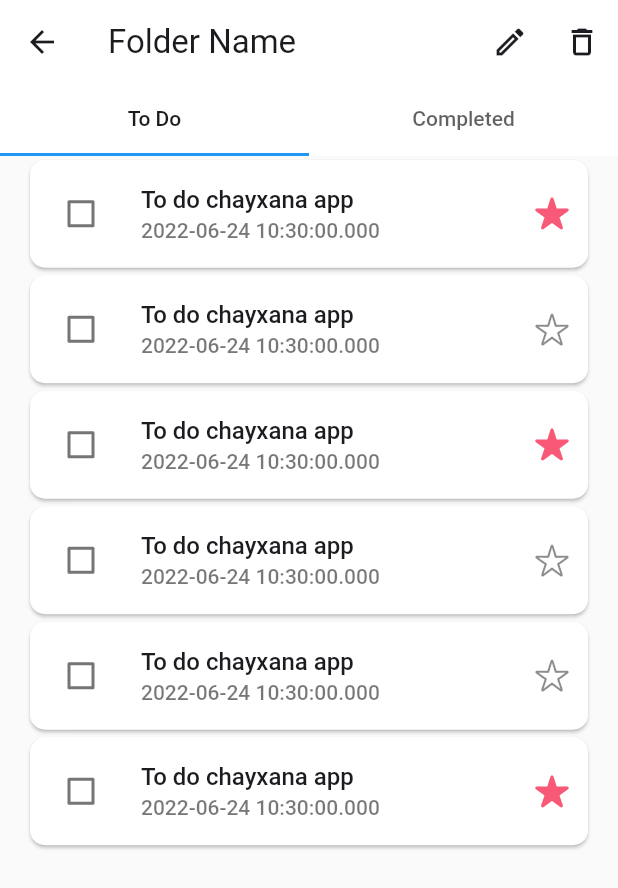
After one commit to Nasibali144/todo_app, a Flutter app: the DetailScreen screen opened by its route, on a phone screen of 412 x 824 dp. The commit adds this screen. Shown: the top 888 px of the screen. Run offline on Flutter 3.47's test engine with Material 2 defaults, Android fonts, the phone set to English and light mode, and no system bars; drawn by our look-alikes of flutter_slidable; our stand-ins replace lottie, permission_handler; missing offline and left inert: dart:ffi; accounts and stored records are empty.

Commit message:
Project ToDo: 24.06.22

```diff
--- a/lib/main.dart
+++ b/lib/main.dart
@@ -1,4 +1,5 @@
 import 'package:flutter/material.dart';
+import 'package:todo_app/screens/detail_screen.dart';
 import 'package:todo_app/screens/home_screen.dart';
 import 'package:todo_app/screens/splash_screen.dart';
 import 'package:todo_app/screens/welcome_screen.dart';
@@ -19,6 +20,7 @@ class TodoApp extends StatelessWidget {
         HomeScreen.id: (context) => const HomeScreen(),
         WelcomeScreen.id: (context) => const WelcomeScreen(),
         SplashScreen.id: (context) => const SplashScreen(),
+        DetailScreen.id: (context) => const DetailScreen(),
       },
     );
   }
--- a/lib/models/todo_model.dart
+++ b/lib/models/todo_model.dart
@@ -4,7 +4,7 @@ class ToDo {
   Object category;
   bool isImportant;
   bool isCompleted;
-  String craetedDate;
+  String createdDate;
   String? dueDate;
 
   ToDo({
@@ -13,7 +13,7 @@ class ToDo {
     required this.category,
     required this.isImportant,
     required this.isCompleted,
-    required this.craetedDate,
+    required this.createdDate,
     this.dueDate,
   });
 
@@ -23,7 +23,7 @@ class ToDo {
         category = json["category"],
         isImportant = json["isImportant"],
         isCompleted = json["isCompleted"],
-        craetedDate = json["craetedDate"],
+        createdDate = json["craetedDate"],
         dueDate = json["dueDate"];
 
   Map<String, dynamic> toJson() => {
@@ -32,13 +32,13 @@ class ToDo {
         'category': category,
         'isImportant': isImportant,
         'isCompleted': isCompleted,
-        'craetedDate': craetedDate,
+        'craetedDate': createdDate,
         'dueDate': dueDate,
       };
 
   @override
   String toString() {
-    return "Task name: $taskName\nTask content: $taskContent\nCategory: $category\nImportant: $isImportant\nCompleted: $isCompleted\nDate: $craetedDate\nDue date: $dueDate";
+    return "Task name: $taskName\nTask content: $taskContent\nCategory: $category\nImportant: $isImportant\nCompleted: $isCompleted\nDate: $createdDate\nDue date: $dueDate";
   }
 
   @override
@@ -49,13 +49,13 @@ class ToDo {
         other.category == category &&
         other.isImportant == isImportant &&
         other.isCompleted == isCompleted &&
-        other.craetedDate == craetedDate &&
+        other.createdDate == createdDate &&
         other.dueDate == dueDate;
   }
 
   @override
   int get hashCode => Object.hash(taskName, taskContent, category, isImportant,
-      isCompleted, craetedDate, dueDate);
+      isCompleted, createdDate, dueDate);
 
   // compare to
 }
--- a/lib/models/user_model.dart
+++ b/lib/models/user_model.dart
@@ -24,6 +24,6 @@ class User {
 
   @override
   String toString() {
-    return "Fullname: $fullName\nEmail: $email; ";
+    return "FullName: $fullName\nEmail: $email; ";
   }
 }
--- /dev/null
+++ b/lib/screens/detail_screen.dart
@@ -0,0 +1,63 @@
+import 'package:flutter/cupertino.dart';
+import 'package:flutter/material.dart';
+import 'package:todo_app/services/theme_service.dart';
+import 'package:todo_app/views/completed_detail_view.dart';
+import 'package:todo_app/views/to_do_detail_view.dart';
+
+class DetailScreen extends StatefulWidget {
+  static const id = "/detail_screen";
+  const DetailScreen({Key? key}) : super(key: key);
+
+  @override
+  State<DetailScreen> createState() => _DetailScreenState();
+}
+
+class _DetailScreenState extends State<DetailScreen> with SingleTickerProviderStateMixin {
+
+  late TabController _tabController;
+
+  @override
+  initState() {
+    super.initState();
+    _tabController = TabController(length: 2, vsync: this);
+  }
+
+  void _goBack() {
+    Navigator.pop(context);
+  }
+
+  @override
+  Widget build(BuildContext context) {
+    return Scaffold(
+      appBar: AppBar(
+        centerTitle: false,
+        elevation: 0,
+        backgroundColor: ThemeService.colorBackgroundLight,
+        title: Text("Folder Name", style: ThemeService.textStyleHeader(),),
+        leading: IconButton(
+          onPressed: _goBack,
+          icon: const Icon(Icons.arrow_back, color: ThemeService.colorBlack,),
+        ),
+        actions: [
+          IconButton(onPressed: () {}, icon: const Icon(Icons.mode_edit_outline_outlined, color: ThemeService.colorBlack,),),
+          IconButton(onPressed: () {}, icon: const Icon(Icons.delete_outline, color: ThemeService.colorBlack,),)
+        ],
+        bottom: TabBar(
+          controller: _tabController,
+          labelColor: ThemeService.colorBlack,
+          tabs: const [
+            Tab(text: "To Do",),
+            Tab(text: "Completed",),
+          ],
+        ),
+      ),
+      body: TabBarView(
+        controller: _tabController,
+        children: const [
+          ToDoDetailView(),
+          CompletedDetailView(),
+        ],
+      ),
+    );
+  }
+}
--- a/lib/services/theme_service.dart
+++ b/lib/services/theme_service.dart
@@ -60,7 +60,7 @@ class ThemeService {
     );
   }
 
-  /// Size: 12, color: 5946D2, w: 500, H: 20
+  /// Size: 16, color: 5946D2, w: 500, H: 20
   static TextStyle textStyleSearch({double? letterSpacing, Color? color}) {
     return TextStyle(
       fontSize: 16,
--- a/lib/views/home_item.dart
+++ b/lib/views/home_item.dart
@@ -35,9 +35,7 @@ class HomeItem extends StatelessWidget {
             ),
       title: Text(title),
       trailing: IconButton(
-        onPressed: () {
-          onPressed;
-        },
+        onPressed: () => onPressed(),
         splashRadius: 25,
         icon: const Icon(Icons.keyboard_arrow_right_outlined),
       ),
--- /dev/null
+++ b/lib/views/to_do_detail_view.dart
@@ -0,0 +1,113 @@
+import 'package:flutter/cupertino.dart';
+import 'package:flutter/material.dart';
+import 'package:flutter_slidable/flutter_slidable.dart';
+import 'package:todo_app/models/todo_model.dart';
+import 'package:todo_app/services/theme_service.dart';
+
+class ToDoDetailView extends StatefulWidget {
+  const ToDoDetailView({Key? key}) : super(key: key);
+
+  @override
+  State<ToDoDetailView> createState() => _ToDoDetailViewState();
+}
+
+class _ToDoDetailViewState extends State<ToDoDetailView> {
+
+  List<ToDo> items = [];
+  bool isLoading = false;
+
+  @override
+  initState() {
+    super.initState();
+    _readToDo();
+  }
+
+  void _readToDo() {
+    setState(() {
+      isLoading = true;
+    });
+    // TODO: you will write code to read notes
+    items = [
+      ToDo(taskName: "To do chayxana app", taskContent: "i write code for notification", category: "folder name", isImportant: true, isCompleted: false, createdDate: DateTime.now().toString()),
+      ToDo(taskName: "To do chayxana app", taskContent: "i write code for notification", category: "folder name", isImportant: false, isCompleted: false, createdDate: DateTime.now().toString()),
+      ToDo(taskName: "To do chayxana app", taskContent: "i write code for notification", category: "folder name", isImportant: true, isCompleted: false, createdDate: DateTime.now().toString()),
+      ToDo(taskName: "To do chayxana app", taskContent: "i write code for notification", category: "folder name", isImportant: false, isCompleted: false, createdDate: DateTime.now().toString()),
+      ToDo(taskName: "To do chayxana app", taskContent: "i write code for notification", category: "folder name", isImportant: false, isCompleted: false, createdDate: DateTime.now().toString()),
+      ToDo(taskName: "To do chayxana app", taskContent: "i write code for notification", category: "folder name", isImportant: true, isCompleted: false, createdDate: DateTime.now().toString()),
+    ];
+    setState((){
+      isLoading = false;
+    });
+  }
+
+  void _moveToDoCompleted(bool? tapped, ToDo toDo) {
+    // TODO this note moved to completed
+    setState(() {
+      toDo.isCompleted = tapped!;
+    });
+  }
+
+  void _addOrRemoveToDoInImportant(ToDo toDo) {
+    // TODO this note's isImportant field changed and changed database
+    setState((){
+      toDo.isImportant = !toDo.isImportant;
+    });
+  }
+
+  @override
+  Widget build(BuildContext context) {
+    return Stack(
+      children: [
+        ListView.builder(
+          itemCount: items.length,
+          itemBuilder: (context, index) {
+            ToDo toDo = items[index];
+            return Card(
+              clipBehavior: Clip.antiAlias,
+              margin: const EdgeInsets.symmetric(horizontal: 20, vertical: 2.5),
+              shape: RoundedRectangleBorder(borderRadius: BorderRadius.circular(10)),
+              child: Slidable(
+                endActionPane: ActionPane(
+                  extentRatio: 0.2,
+                  motion: const ScrollMotion(),
+                  children: [
+                    SlidableAction(
+                      onPressed: (context) {},
+                      backgroundColor: ThemeService.colorPink,
+                      foregroundColor: Colors.white,
+                      icon: Icons.delete_outline,
+                    ),
+                  ],
+                ),
+                key:  ValueKey(toDo),
+                child: ListTile(
+                  contentPadding: const EdgeInsets.only(left: 10),
+                  leading: Checkbox(
+                    value: toDo.isCompleted,
+                    onChanged: (tapped) => _moveToDoCompleted(tapped, toDo),
+                  ),
+                  title: Text(
+                    toDo.taskName,
+                    style: ThemeService.textStyleBody(),
+                  ),
+                  subtitle: Text(
+                    toDo.createdDate,
+                    style: ThemeService.textStyleCaption(color: ThemeService.colorSubtitle),
+                  ),
+                  trailing: IconButton(
+                    onPressed: () => _addOrRemoveToDoInImportant(toDo),
+                    icon: toDo.isImportant ? const Icon(CupertinoIcons.star_fill, color: ThemeService.colorPink) : const Icon(CupertinoIcons.star),
+                  ),
+                ),
+              ),
+            );
+          },
+        ),
+
+        if(isLoading) const Center(
+          child: CircularProgressIndicator(),
+        ),
+      ],
+    );
+  }
+}
--- a/pubspec.yaml
+++ b/pubspec.yaml
@@ -14,6 +14,7 @@ dependencies:
   lottie: ^1.3.0
   path_provider: ^2.0.11
   permission_handler: ^10.0.0
+  flutter_slidable: ^1.3.0
 
 dev_dependencies:
   flutter_test:
```
Also changed, not shown: lib/screens/home_screen.dart (+10 -4 lines), lib/views/completed_detail_view.dart (added, +113 -0 lines), pubspec.lock, 1 other file.
